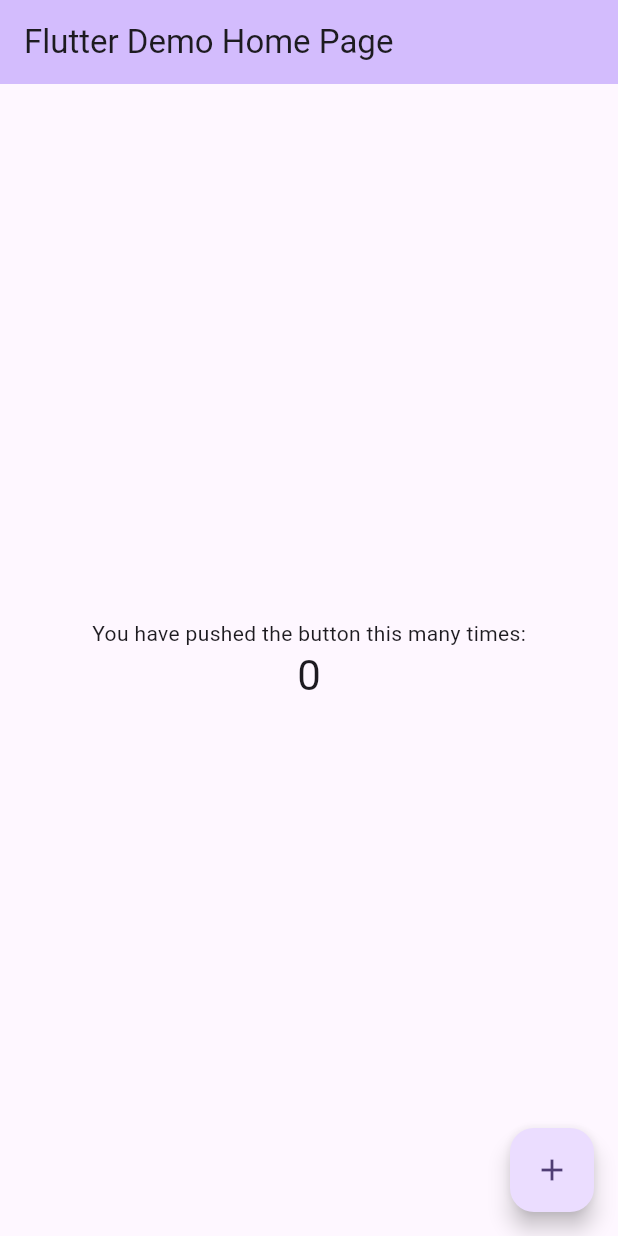
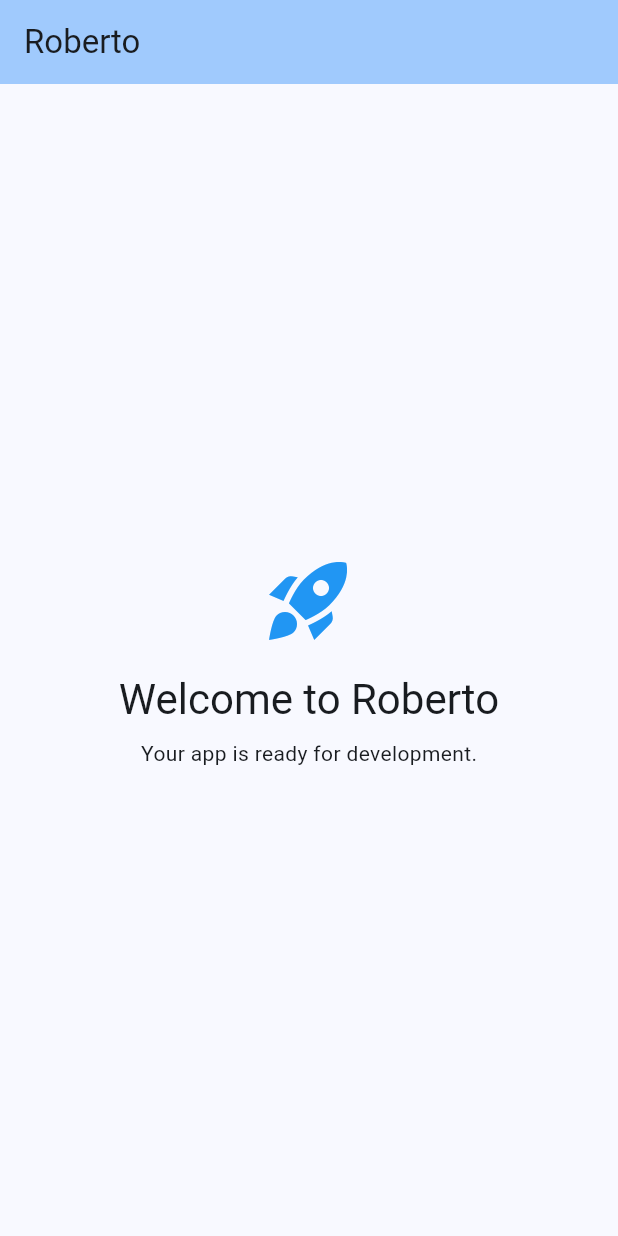
Before and after one commit to could-ai/019ada92-daf5-702a-9843-d31dff30a165, a Flutter app: the screen it shows after launch, on a phone screen of 412 x 824 dp. Run offline on Flutter 3.47's test engine with Material 3 defaults, Android fonts, the phone set to English and light mode, and no system bars.

Commit message:
Replaced the default Flutter counter app with a clean 'Roberto' app structure. Updated the MaterialApp title, removed the counter logic, and created a simple HomeScreen with a welcome message to serve as a fresh starting point for development.

```diff
--- a/usr/lib/main.dart
+++ b/usr/lib/main.dart
@@ -1,123 +1,54 @@
 import 'package:flutter/material.dart';
 
 void main() {
-  runApp(const MyApp());
+  runApp(const RobertoApp());
 }
 
-class MyApp extends StatelessWidget {
-  const MyApp({super.key});
+class RobertoApp extends StatelessWidget {
+  const RobertoApp({super.key});
 
-  // This widget is the root of your application.
   @override
   Widget build(BuildContext context) {
     return MaterialApp(
-      title: 'Flutter Demo',
+      title: 'Roberto',
       debugShowCheckedModeBanner: false,
       theme: ThemeData(
-        // This is the theme of your application.
-        //
-        // TRY THIS: Try running your application with "flutter run". You'll see
-        // the application has a purple toolbar. Then, without quitting the app,
-        // try changing the seedColor in the colorScheme below to Colors.green
-        // and then invoke "hot reload" (save your changes or press the "hot
-        // reload" button in a Flutter-supported IDE, or press "r" if you used
-        // the command line to start the app).
-        //
-        // Notice that the counter didn't reset back to zero; the application
-        // state is not lost during the reload. To reset the state, use hot
-        // restart instead.
-        //
-        // This works for code too, not just values: Most code changes can be
-        // tested with just a hot reload.
-        colorScheme: ColorScheme.fromSeed(seedColor: Colors.deepPurple),
+        colorScheme: ColorScheme.fromSeed(seedColor: Colors.blue),
+        useMaterial3: true,
       ),
       initialRoute: '/',
       routes: {
-        '/': (context) => const MyHomePage(title: 'Flutter Demo Home Page'),
+        '/': (context) => const HomeScreen(),
       },
     );
   }
 }
 
-class MyHomePage extends StatefulWidget {
-  const MyHomePage({super.key, required this.title});
-
-  // This widget is the home page of your application. It is stateful, meaning
-  // that it has a State object (defined below) that contains fields that affect
-  // how it looks.
-
-  // This class is the configuration for the state. It holds the values (in this
-  // case the title) provided by the parent (in this case the App widget) and
-  // used by the build method of the State. Fields in a Widget subclass are
-  // always marked "final".
-
-  final String title;
-
-  @override
-  State<MyHomePage> createState() => _MyHomePageState();
-}
-
-class _MyHomePageState extends State<MyHomePage> {
-  int _counter = 0;
-
-  void _incrementCounter() {
-    setState(() {
-      // This call to setState tells the Flutter framework that something has
-      // changed in this State, which causes it to rerun the build method below
-      // so that the display can reflect the updated values. If we changed
-      // _counter without calling setState(), then the build method would not be
-      // called again, and so nothing would appear to happen.
-      _counter++;
-    });
-  }
+class HomeScreen extends StatelessWidget {
+  const HomeScreen({super.key});
 
   @override
   Widget build(BuildContext context) {
-    // This method is rerun every time setState is called, for instance as done
-    // by the _incrementCounter method above.
-    //
-    // The Flutter framework has been optimized to make rerunning build methods
-    // fast, so that you can just rebuild anything that needs updating rather
-    // than having to individually change instances of widgets.
     return Scaffold(
       appBar: AppBar(
-        // TRY THIS: Try changing the color here to a specific color (to
-        // Colors.amber, perhaps?) and trigger a hot reload to see the AppBar
-        // change color while the other colors stay the same.
+        title: const Text('Roberto'),
         backgroundColor: Theme.of(context).colorScheme.inversePrimary,
-        // Here we take the value from the MyHomePage object that was created by
-        // the App.build method, and use it to set our appbar title.
-        title: Text(widget.title),
       ),
       body: Center(
-        // Center is a layout widget. It takes a single child and positions it
-        // in the middle of the parent.
         child: Column(
-          // Column is also a layout widget. It takes a list of children and
-          // arranges them vertically. By default, it sizes itself to fit its
-          // children horizontally, and tries to be as tall as its parent.
-          //
-          // Column has various properties to control how it sizes itself and
-          // how it positions its children. Here we use mainAxisAlignment to
-          // center the children vertically; the main axis here is the vertical
-          // axis because Columns are vertical (the cross axis would be
-          // horizontal).
-          //
-          // TRY THIS: Invoke "debug painting" (choose the "Toggle Debug Paint"
-          // action in the IDE, or press "p" in the console), to see the
-          // wireframe for each widget.
           mainAxisAlignment: MainAxisAlignment.center,
-          children: <Widget>[
-            const Text('You have pushed the button this many times:'),
-            Text('$_counter', style: Theme.of(context).textTheme.headlineMedium),
+          children: [
+            const Icon(Icons.rocket_launch, size: 64, color: Colors.blue),
+            const SizedBox(height: 16),
+            Text(
+              'Welcome to Roberto',
+              style: Theme.of(context).textTheme.headlineMedium,
+            ),
+            const SizedBox(height: 8),
+            const Text('Your app is ready for development.'),
           ],
         ),
       ),
-      floatingActionButton: FloatingActionButton(
-        onPressed: _incrementCounter,
-        tooltip: 'Increment',
-        child: const Icon(Icons.add),
-      ), // This trailing comma makes auto-formatting nicer for build methods.
     );
   }
 }
```
